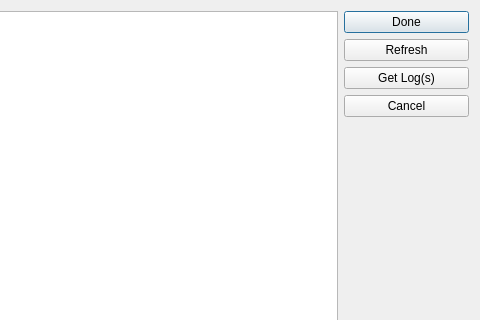
Above: src/uas/LogDownloadDialog.ui from ArduPilot/apm_planner before the change; both pictures show x 97 to 577 and y 0 to 320 of the 577 by 422 pixel window. Below: the same form after it.
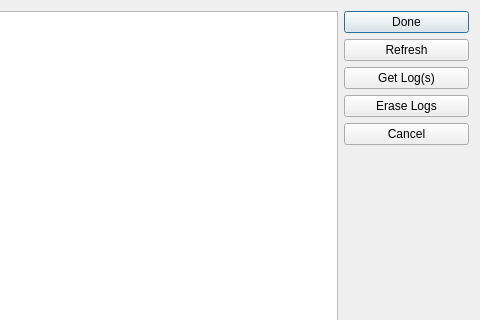
That is the form after the change.

Commit message: Add Erase All Logs feature

```diff
--- a/src/uas/LogDownloadDialog.ui
+++ b/src/uas/LogDownloadDialog.ui
@@ -44,6 +44,13 @@
            </property>
           </widget>
          </item>
+         <item>
+          <widget class="QPushButton" name="erasePushButton">
+           <property name="text">
+            <string>Erase Logs</string>
+           </property>
+          </widget>
+         </item>
          <item>
           <widget class="QPushButton" name="cancelPushButton">
            <property name="text">
```
The commit also changes 2 other files.
